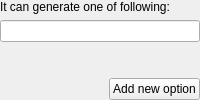
Above: src/subgenedit.ui from FireFragment/generator-of-generators before the change. Below: the same form after it.
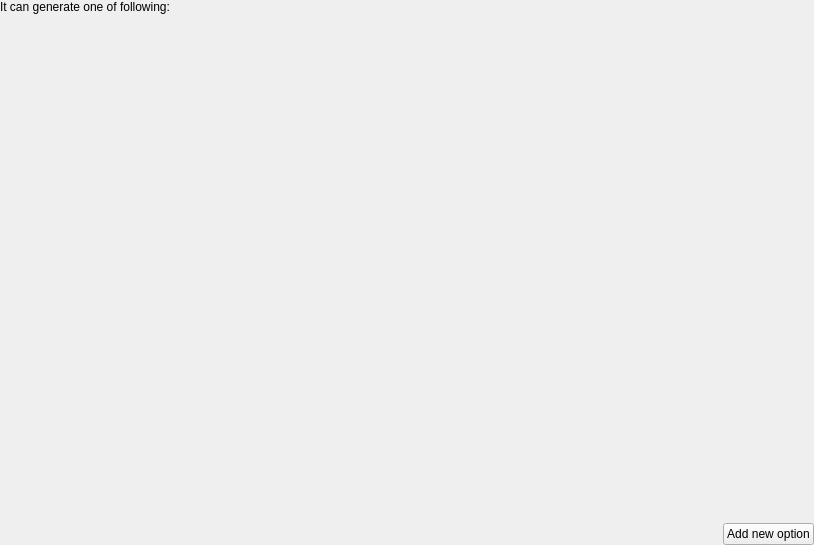
That is the form after the change. Custom widgets are drawn as their Qt base class.

Commit message: Create prototype of `GenLineEdit`

What changed in the file:
```diff
--- a/src/subgenedit.ui
+++ b/src/subgenedit.ui
@@ -2,6 +2,14 @@
 <ui version="4.0">
  <class>SubgenEdit</class>
  <widget class="QWidget" name="SubgenEdit">
+  <property name="geometry">
+   <rect>
+    <x>0</x>
+    <y>0</y>
+    <width>814</width>
+    <height>545</height>
+   </rect>
+  </property>
   <property name="sizePolicy">
    <sizepolicy hsizetype="Preferred" vsizetype="Preferred">
     <horstretch>0</horstretch>
@@ -37,7 +45,7 @@
    <item row="1" column="0" colspan="2">
     <layout class="QVBoxLayout" name="options">
      <item>
-      <widget class="QLineEdit" name="lineEdit"/>
+      <widget class="GenLineEdit" name="widget" native="true"/>
      </item>
     </layout>
    </item>
@@ -76,6 +84,14 @@
    </item>
   </layout>
  </widget>
+ <customwidgets>
+  <customwidget>
+   <class>GenLineEdit</class>
+   <extends>QWidget</extends>
+   <header>src/genlineedit.h</header>
+   <container>1</container>
+  </customwidget>
+ </customwidgets>
  <resources/>
  <connections>
   <connection>
```
Left out of the diff: 52 changed lines with no effect on the pictures. The commit also changes 5 other files.
